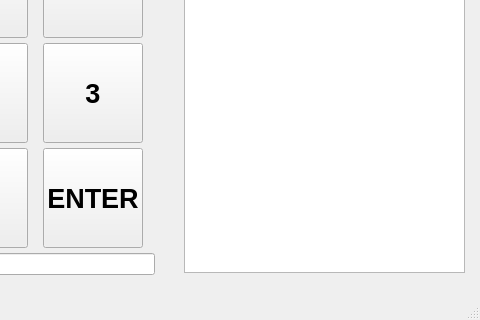
Above: app/gui/mainwindow.ui from eidelen/kidscalc before the change; both pictures show x 216 to 696 and y 298 to 618 of the 696 by 618 pixel window. Below: the same form after it.
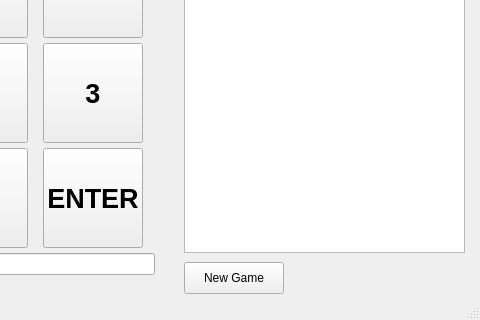
That is the form after the change.

What changed in the file:
```diff
--- a/app/gui/mainwindow.ui
+++ b/app/gui/mainwindow.ui
@@ -390,7 +390,7 @@
       <x>400</x>
       <y>20</y>
       <width>281</width>
-      <height>551</height>
+      <height>531</height>
      </rect>
     </property>
     <property name="font">
@@ -405,10 +405,26 @@
      <string>&lt;!DOCTYPE HTML PUBLIC &quot;-//W3C//DTD HTML 4.0//EN&quot; &quot;http://www.w3.org/TR/REC-html40/strict.dtd&quot;&gt;
 &lt;html&gt;&lt;head&gt;&lt;meta name=&quot;qrichtext&quot; content=&quot;1&quot; /&gt;&lt;meta charset=&quot;utf-8&quot; /&gt;&lt;style type=&quot;text/css&quot;&gt;
 p, li { white-space: pre-wrap; }
+hr { height: 1px; border-width: 0; }
+li.unchecked::marker { content: &quot;\2610&quot;; }
+li.checked::marker { content: &quot;\2612&quot;; }
 &lt;/style&gt;&lt;/head&gt;&lt;body style=&quot; font-family:'.AppleSystemUIFont'; font-size:14pt; font-weight:400; font-style:normal;&quot;&gt;
 &lt;p style=&quot;-qt-paragraph-type:empty; margin-top:0px; margin-bottom:0px; margin-left:0px; margin-right:0px; -qt-block-indent:0; text-indent:0px; font-size:10pt;&quot;&gt;&lt;br /&gt;&lt;/p&gt;&lt;/body&gt;&lt;/html&gt;</string>
     </property>
    </widget>
+   <widget class="QPushButton" name="newGameBtn">
+    <property name="geometry">
+     <rect>
+      <x>400</x>
+      <y>560</y>
+      <width>100</width>
+      <height>32</height>
+     </rect>
+    </property>
+    <property name="text">
+     <string>New Game</string>
+    </property>
+   </widget>
   </widget>
   <widget class="QStatusBar" name="statusbar"/>
  </widget>
```
